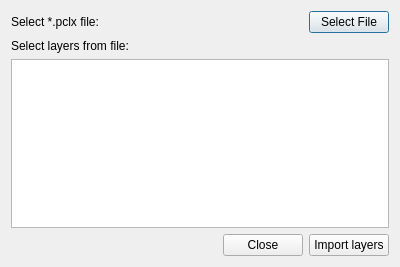
Old version of the form app/ui/importlayersdialog.ui in the repository pencil2d/pencil.
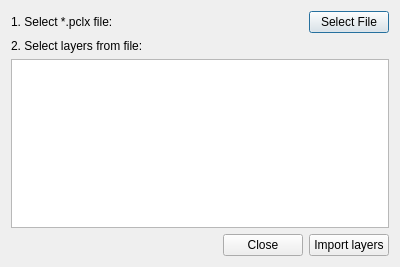
New version of the form.

Commit message: Soundlayer import works. Small Ui changes.

```diff
--- a/app/ui/importlayersdialog.ui
+++ b/app/ui/importlayersdialog.ui
@@ -19,7 +19,7 @@
      <item>
       <widget class="QLabel" name="labSelectFile">
        <property name="text">
-        <string>Select *.pclx file:</string>
+        <string>1. Select *.pclx file:</string>
        </property>
       </widget>
      </item>
@@ -48,7 +48,7 @@
    <item>
     <widget class="QLabel" name="labSelectLayers">
      <property name="text">
-      <string>Select layers from file:</string>
+      <string>2. Select layers from file:</string>
      </property>
     </widget>
    </item>
```
The commit also changes 1 other file.
